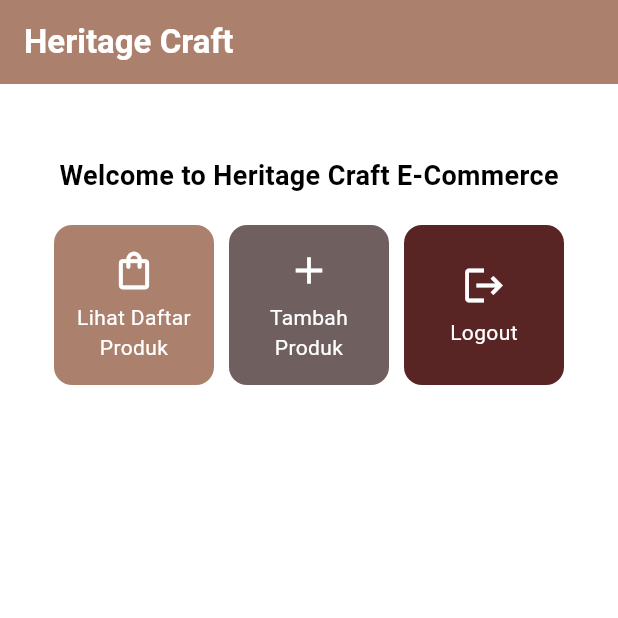
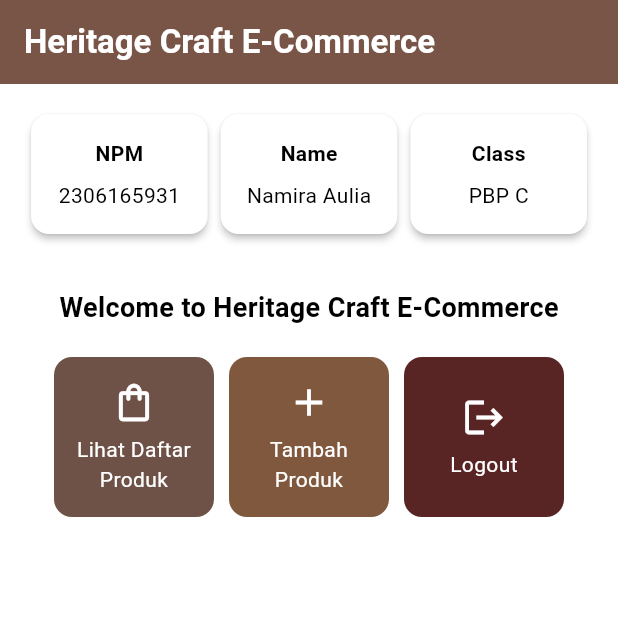
Before and after one commit to naamiraa/heritage-craft-mobile, a Flutter app: the screen it shows after launch, on a phone screen of 412 x 824 dp, the top half of it. Run offline on Flutter 3.47's test engine with Material 3 defaults, Android fonts, the phone set to English and light mode, and no system bars.

Commit message:
menambahkan card nama, npm, kelas

```diff
--- a/lib/menu.dart
+++ b/lib/menu.dart
@@ -1,31 +1,31 @@
 import 'package:flutter/material.dart';
-
 class MyHomePage extends StatelessWidget {
+  final String npm = '2306165931'; // NPM
+  final String name = 'Namira Aulia'; // Nama
+  final String className = 'PBP C'; // Kelas
   MyHomePage({super.key});
-
   // Daftar item dengan warna berbeda
   final List<ItemHomepage> items = [
-    ItemHomepage("Lihat Daftar Produk", Icons.shopping_bag_outlined, const Color.fromARGB(255, 171, 129, 110)), // Warna cokelat tanah
-    ItemHomepage("Tambah Produk", Icons.add, const Color.fromARGB(255, 111, 96, 95)), // Warna hijau tua
-    ItemHomepage("Logout", Icons.logout, const Color.fromARGB(255, 89, 36, 36)), // Warna merah bata
-  ];
-
+         ItemHomepage("Lihat Daftar Produk", Icons.shopping_bag_outlined, const Color.fromARGB(255, 111, 82, 71)), // Warna cokelat tanah
+         ItemHomepage("Tambah Produk", Icons.add, const Color.fromARGB(255, 128, 88, 61)), // Warna hijau tua
+         ItemHomepage("Logout", Icons.logout, const Color.fromARGB(255, 89, 36, 36)), // Warna merah bata
+     ];
   @override
   Widget build(BuildContext context) {
     // Scaffold menyediakan struktur dasar halaman dengan AppBar dan body.
     return Scaffold(
       // AppBar adalah bagian atas halaman yang menampilkan judul.
       appBar: AppBar(
-        // Judul aplikasi "Heritage Craft" dengan teks putih dan tebal.
+        // Judul aplikasi "Mental Health Tracker" dengan teks putih dan tebal.
         title: const Text(
-          'Heritage Craft',
+          'Heritage Craft E-Commerce',
           style: TextStyle(
             color: Colors.white,
             fontWeight: FontWeight.bold,
           ),
         ),
         // Warna latar belakang AppBar diambil dari skema warna tema aplikasi.
-        backgroundColor: Theme.of(context).colorScheme.secondary,
+        backgroundColor: Theme.of(context).colorScheme.primary,
       ),
       // Body halaman dengan padding di sekelilingnya.
       body: Padding(
@@ -34,9 +34,17 @@ class MyHomePage extends StatelessWidget {
         child: Column(
           crossAxisAlignment: CrossAxisAlignment.center,
           children: [
+            // Row untuk menampilkan 3 InfoCard secara horizontal.
+            Row(
+              mainAxisAlignment: MainAxisAlignment.spaceEvenly,
+              children: [
+                InfoCard(title: 'NPM', content: npm),
+                InfoCard(title: 'Name', content: name),
+                InfoCard(title: 'Class', content: className),
+              ],
+            ),
             // Memberikan jarak vertikal 16 unit.
             const SizedBox(height: 16.0),
-
             // Menempatkan widget berikutnya di tengah halaman.
             Center(
               child: Column(
@@ -53,7 +61,6 @@ class MyHomePage extends StatelessWidget {
                       ),
                     ),
                   ),
-
                   // Grid untuk menampilkan ItemCard dalam bentuk grid 3 kolom.
                   GridView.count(
                     primary: true,
@@ -63,7 +70,6 @@ class MyHomePage extends StatelessWidget {
                     crossAxisCount: 3,
                     // Agar grid menyesuaikan tinggi kontennya.
                     shrinkWrap: true,
-
                     // Menampilkan ItemCard untuk setiap item dalam list items.
                     children: items.map((ItemHomepage item) {
                       return ItemCard(item);
@@ -78,16 +84,11 @@ class MyHomePage extends StatelessWidget {
     );
   }
 }
-
-
 class InfoCard extends StatelessWidget {
   // Kartu informasi yang menampilkan title dan content.
-
   final String title;  // Judul kartu.
   final String content;  // Isi kartu.
-
   const InfoCard({super.key, required this.title, required this.content});
-
   @override
   Widget build(BuildContext context) {
     return Card(
@@ -112,22 +113,17 @@ class InfoCard extends StatelessWidget {
     );
   }
 }
-
 class ItemHomepage {
   final String name;
   final IconData icon;
   final Color color; // Tambahkan atribut warna untuk setiap item
-
   ItemHomepage(this.name, this.icon, this.color);
 }
-
 class ItemCard extends StatelessWidget {
   // Menampilkan kartu dengan ikon dan nama.
-
   final ItemHomepage item;
 
   const ItemCard(this.item, {super.key});
-
   @override
   Widget build(BuildContext context) {
     return Material(
@@ -135,6 +131,7 @@ class ItemCard extends StatelessWidget {
       color: item.color, // Gunakan warna khusus dari item
       // Membuat sudut kartu melengkung.
       borderRadius: BorderRadius.circular(12),
+
       child: InkWell(
         // Aksi ketika kartu ditekan.
         onTap: () {
@@ -171,4 +168,5 @@ class ItemCard extends StatelessWidget {
       ),
     );
   }
+
 }
```
